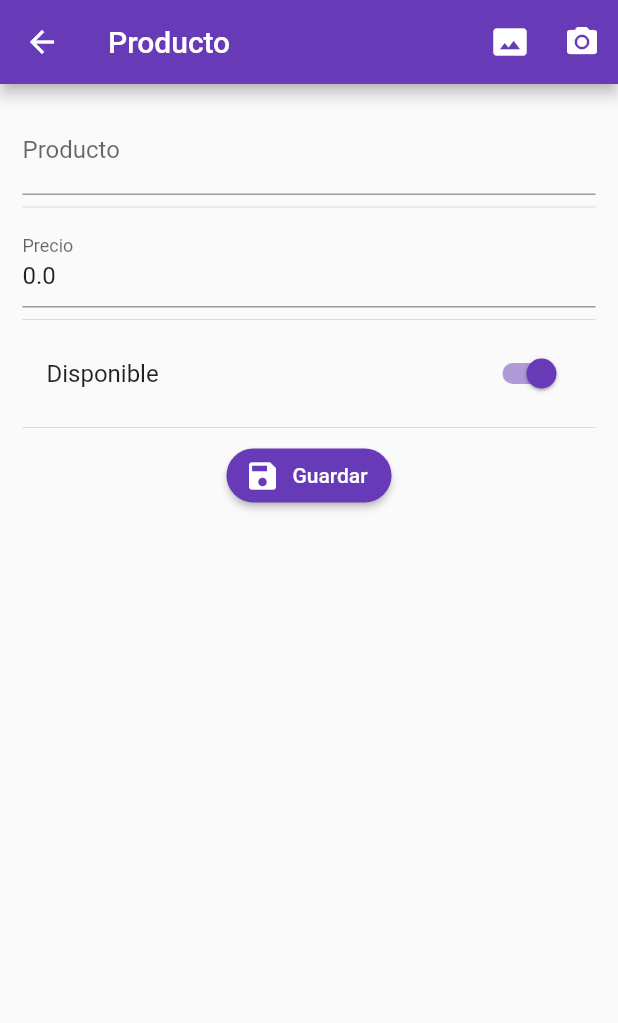
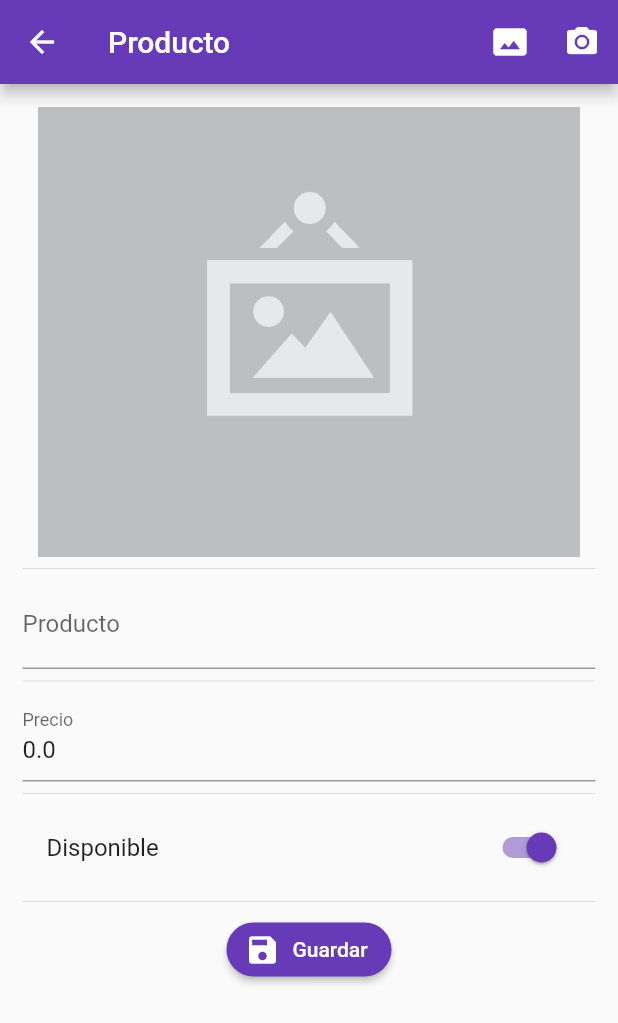
Before and after one commit to alejaam/form_validator, a Flutter app: the ProductoPage screen opened by its route, after a tap on the "photo size select actual" icon, on a phone screen of 412 x 824 dp. Shown: the top 1023 px of the screen. Run offline on Flutter 3.47's test engine with Material 2 defaults, Android fonts, the phone set to English and light mode, and no system bars; our stand-ins replace image_picker, rxdart; missing offline and left inert: mime_type; network calls fail.

Commit message:
Agregando assets, img picker, foto, subir imagen

```diff
--- a/lib/src/pages/producto_page.dart
+++ b/lib/src/pages/producto_page.dart
@@ -1,9 +1,11 @@
 import 'dart:async';
+import 'dart:io';
 
 import 'package:flutter/material.dart';
 import 'package:form_validator/src/models/producto_model.dart';
 import 'package:form_validator/src/providers/productos_provider.dart';
 import 'package:form_validator/src/utils/utils.dart' as utils;
+import 'package:image_picker/image_picker.dart';
 
 class ProductoPage extends StatefulWidget {
   @override
@@ -16,6 +18,8 @@ class _ProductoPageState extends State<ProductoPage> {
   final productosProvider = new ProductosProvider();
   ProductoModel producto = new ProductoModel();
   bool _guardando = false;
+  final ImagePicker _picker = ImagePicker();
+  File foto;
 
   @override
   Widget build(BuildContext context) {
@@ -30,11 +34,11 @@ class _ProductoPageState extends State<ProductoPage> {
         actions: <Widget>[
           IconButton(
             icon: Icon(Icons.photo_size_select_actual),
-            onPressed: () {},
+            onPressed: _seleccionarFoto,
           ),
           IconButton(
             icon: Icon(Icons.camera_alt),
-            onPressed: () {},
+            onPressed: _tomarFoto,
           )
         ],
       ),
@@ -45,6 +49,8 @@ class _ProductoPageState extends State<ProductoPage> {
               key: formKey,
               child: Column(
                 children: <Widget>[
+                  _mostrarFoto(),
+                  Divider(),
                   _crearNombre(),
                   Divider(),
                   _crearPrecio(),
@@ -129,18 +135,54 @@ class _ProductoPageState extends State<ProductoPage> {
       productosProvider.editarProducto(producto);
     }
 
-    Timer(Duration(milliseconds: 1500), (){
+    Timer(Duration(milliseconds: 1500), () {
       setState(() {
-      _guardando = false;
-    });
+        _guardando = false;
+      });
     });
     mostrarSnackbar('Registro guardado');
   }
 
   void mostrarSnackbar(String mensaje) {
     final snackbar = SnackBar(
-        content: Text(mensaje), duration: Duration(milliseconds: 1500),action: SnackBarAction(label: 'Volver', onPressed: () => Navigator.pop(context, 'home');),);
-
+      content: Text(mensaje),
+      duration: Duration(milliseconds: 1500),
+      action: SnackBarAction(
+          label: 'Volver', onPressed: () => Navigator.pop(context, 'home')),
+    );
     scaffoldKey.currentState.showSnackBar(snackbar);
   }
+
+  _mostrarFoto() {
+    if (producto.fotoUrl != null) {
+      // TODO: tengo que hacer esto
+      return Container();
+    } else {
+      return Image(
+        image: AssetImage(foto?.path ?? 'assets/no-image.png'),
+        height: 300.0,
+        fit: BoxFit.cover,
+      );
+    }
+  }
+
+  void _seleccionarFoto() async {
+    _procesarImagen(ImageSource.gallery);
+  }
+
+  void _tomarFoto() async {
+    _procesarImagen(ImageSource.camera);
+  }
+
+  _procesarImagen(ImageSource origen) async {
+    final imagen = await _picker.getImage(source: origen);
+
+    if (imagen != null) {
+      print("limpieza");
+    }
+
+    setState(() {
+      foto = File(imagen?.path ?? 'assets/no-image.png');
+    });
+  }
 }
--- a/pubspec.yaml
+++ b/pubspec.yaml
@@ -25,6 +25,8 @@ dependencies:
   cupertino_icons: ^0.1.2
   rxdart: ^0.24.1
   http:
+  image_picker: ^0.6.7+1
+  mime_type: ^0.3.1
 
 dev_dependencies:
   flutter_test:
@@ -43,7 +45,8 @@ flutter:
   uses-material-design: true
 
   # To add assets to your application, add an assets section, like this:
-  # assets:
+  assets:
+    - assets/
   #  - images/a_dot_burr.jpeg
   #  - images/a_dot_ham.jpeg
 
```
Also changed, not shown: lib/src/providers/productos_provider.dart (+31 -0 lines), assets/jar-loading.gif (added), assets/no-image.png (added), pubspec.lock.
